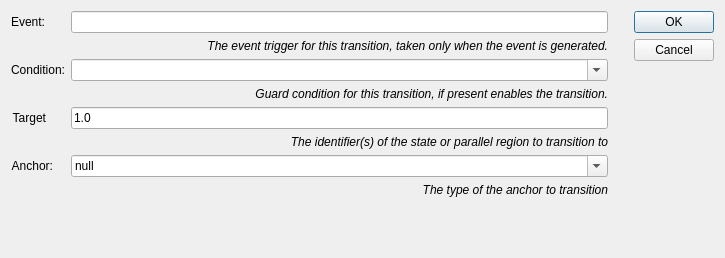
Above: src/modules/specialized/scxml/dialogs/scxmltransitiondialog.ui from lbellonda/qxmledit before the change. Below: the same form after it.
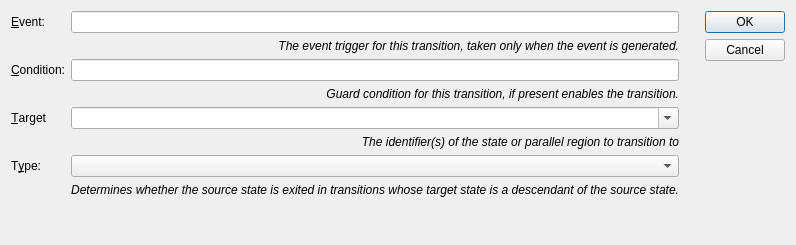
That is the form after the change. Icons and pictures are not drawn.

Commit message: Parallel and transition with unit tests.

```diff
--- a/src/modules/specialized/scxml/dialogs/scxmltransitiondialog.ui
+++ b/src/modules/specialized/scxml/dialogs/scxmltransitiondialog.ui
@@ -7,12 +7,16 @@
     <x>0</x>
     <y>0</y>
     <width>725</width>
-    <height>258</height>
+    <height>245</height>
    </rect>
   </property>
   <property name="windowTitle">
    <string>Transition Properties</string>
   </property>
+  <property name="windowIcon">
+   <iconset resource="../../../../risorse.qrc">
+    <normaloff>:/icon/images/icon.png</normaloff>:/icon/images/icon.png</iconset>
+  </property>
   <layout class="QHBoxLayout" name="horizontalLayout">
    <item>
     <layout class="QFormLayout" name="formLayout">
@@ -25,18 +29,18 @@
         </sizepolicy>
        </property>
        <property name="text">
-        <string>Event:</string>
+        <string>&amp;Event:</string>
        </property>
        <property name="alignment">
         <set>Qt::AlignRight|Qt::AlignTrailing|Qt::AlignVCenter</set>
        </property>
        <property name="buddy">
-        <cstring>name</cstring>
+        <cstring>event</cstring>
        </property>
       </widget>
      </item>
      <item row="0" column="1">
-      <widget class="QLineEdit" name="name"/>
+      <widget class="QLineEdit" name="event"/>
      </item>
      <item row="1" column="1">
       <widget class="QLabel" name="label_3">
@@ -62,20 +66,13 @@
      <item row="2" column="0">
       <widget class="QLabel" name="label">
        <property name="text">
-        <string>Condition:</string>
+        <string>&amp;Condition:</string>
        </property>
        <property name="alignment">
         <set>Qt::AlignRight|Qt::AlignTrailing|Qt::AlignVCenter</set>
        </property>
        <property name="buddy">
-        <cstring>initial</cstring>
-       </property>
-      </widget>
-     </item>
-     <item row="2" column="1">
-      <widget class="QComboBox" name="initial">
-       <property name="editable">
-        <bool>true</bool>
+        <cstring>cond</cstring>
        </property>
       </widget>
      </item>
@@ -97,29 +94,13 @@
      <item row="4" column="0">
       <widget class="QLabel" name="label_5">
        <property name="text">
-        <string>Target</string>
+        <string>&amp;Target</string>
        </property>
        <property name="alignment">
         <set>Qt::AlignRight|Qt::AlignTrailing|Qt::AlignVCenter</set>
        </property>
        <property name="buddy">
-        <cstring>version</cstring>
-       </property>
-      </widget>
-     </item>
-     <item row="4" column="1">
-      <widget class="QLineEdit" name="version">
-       <property name="enabled">
-        <bool>true</bool>
-       </property>
-       <property name="sizePolicy">
-        <sizepolicy hsizetype="Minimum" vsizetype="Fixed">
-         <horstretch>0</horstretch>
-         <verstretch>0</verstretch>
-        </sizepolicy>
-       </property>
-       <property name="text">
-        <string>1.0</string>
+        <cstring>target</cstring>
        </property>
       </widget>
      </item>
@@ -141,38 +122,16 @@
      <item row="6" column="0">
       <widget class="QLabel" name="label_7">
        <property name="text">
-        <string>Anchor:</string>
+        <string>T&amp;ype:</string>
        </property>
        <property name="alignment">
         <set>Qt::AlignRight|Qt::AlignTrailing|Qt::AlignVCenter</set>
        </property>
        <property name="buddy">
-        <cstring>datamodel</cstring>
+        <cstring>type</cstring>
        </property>
       </widget>
      </item>
-     <item row="6" column="1">
-      <widget class="QComboBox" name="datamodel">
-       <property name="editable">
-        <bool>true</bool>
-       </property>
-       <item>
-        <property name="text">
-         <string>null</string>
-        </property>
-       </item>
-       <item>
-        <property name="text">
-         <string>ecmascript</string>
-        </property>
-       </item>
-       <item>
-        <property name="text">
-         <string>xpath</string>
-        </property>
-       </item>
-      </widget>
-     </item>
      <item row="7" column="1">
       <widget class="QLabel" name="label_10">
        <property name="font">
@@ -181,13 +140,30 @@
         </font>
        </property>
        <property name="text">
-        <string>The type of the anchor to transition</string>
+        <string>Determines whether the source state is exited in transitions whose target state is a descendant of the source state.</string>
        </property>
        <property name="alignment">
         <set>Qt::AlignRight|Qt::AlignTrailing|Qt::AlignVCenter</set>
        </property>
       </widget>
      </item>
+     <item row="2" column="1">
+      <widget class="QLineEdit" name="cond"/>
+     </item>
+     <item row="6" column="1">
+      <widget class="QComboBox" name="type">
+       <property name="editable">
+        <bool>false</bool>
+       </property>
+      </widget>
+     </item>
+     <item row="4" column="1">
+      <widget class="QComboBox" name="target">
+       <property name="editable">
+        <bool>true</bool>
+       </property>
+      </widget>
+     </item>
     </layout>
    </item>
    <item>
@@ -210,6 +186,12 @@
     <layout class="QVBoxLayout" name="verticalLayout">
      <item>
       <widget class="QDialogButtonBox" name="buttonBox">
+       <property name="sizePolicy">
+        <sizepolicy hsizetype="Fixed" vsizetype="Maximum">
+         <horstretch>0</horstretch>
+         <verstretch>0</verstretch>
+        </sizepolicy>
+       </property>
        <property name="orientation">
         <enum>Qt::Vertical</enum>
        </property>
```
Left out of the diff: 4 changed lines with no effect on the pictures. The commit also changes 16 other files.
